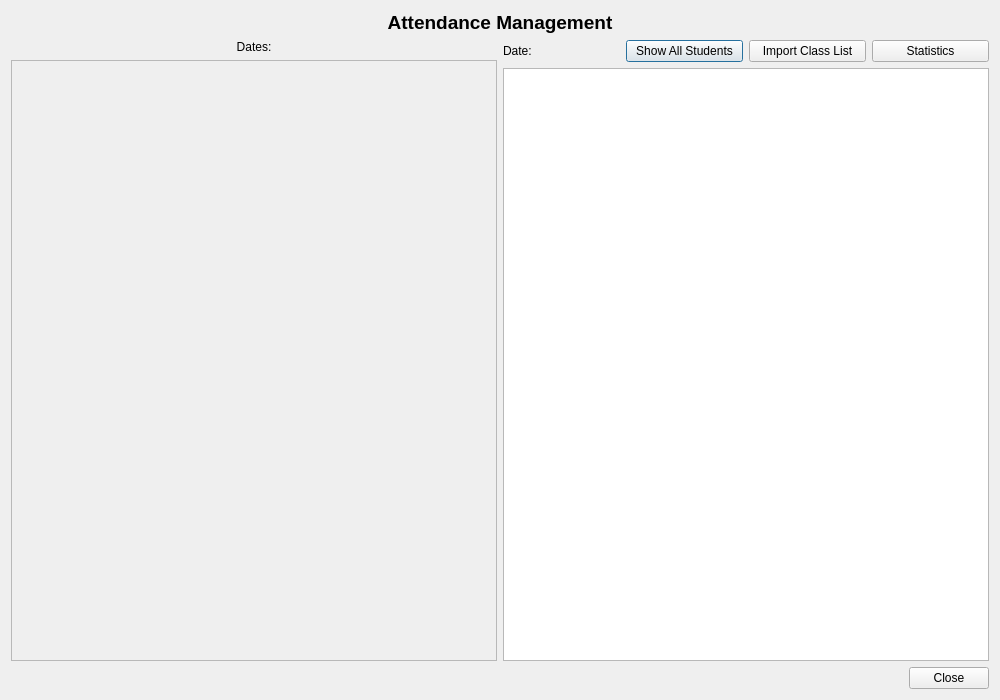
Above: Face-Recogntion-PyQt/Face_Detection_PyQt_Final/manage_window.ui from thaontp234112e/Project before the change. Below: the same form after it.
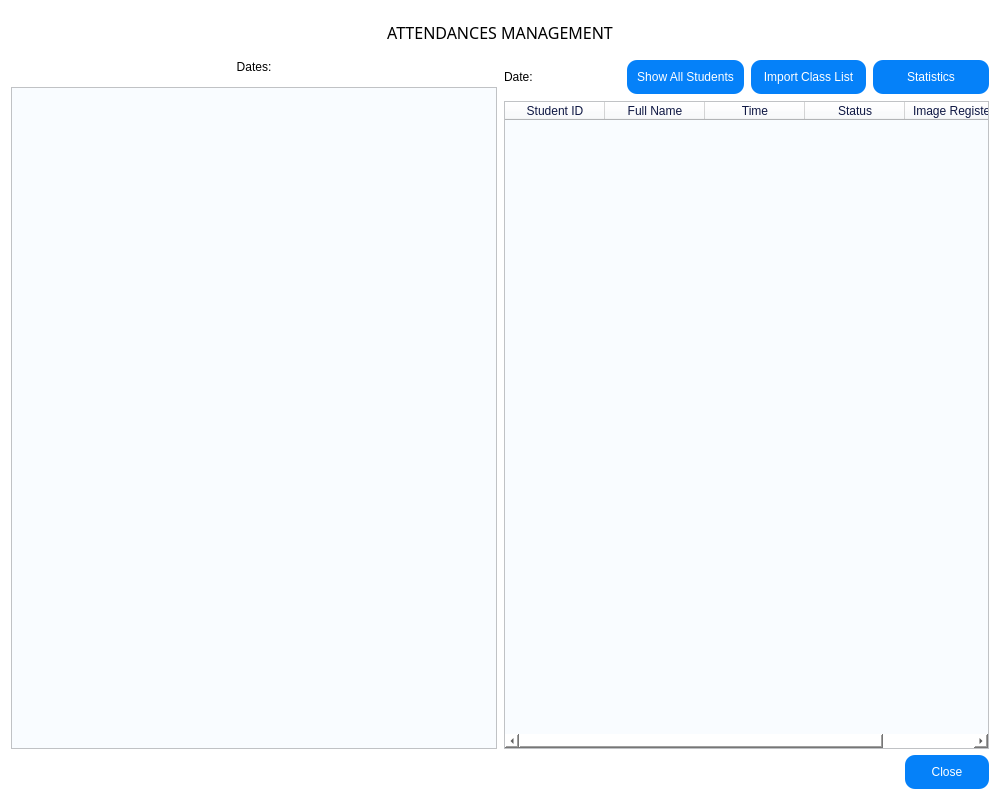
That is the form after the change. Icons and pictures are not drawn.

```diff
--- a/Face-Recogntion-PyQt/Face_Detection_PyQt_Final/manage_window.ui
+++ b/Face-Recogntion-PyQt/Face_Detection_PyQt_Final/manage_window.ui
@@ -7,24 +7,39 @@
     <x>0</x>
     <y>0</y>
     <width>1000</width>
-    <height>700</height>
+    <height>800</height>
    </rect>
   </property>
   <property name="windowTitle">
    <string>Attendance Management</string>
   </property>
+  <property name="windowIcon">
+   <iconset>
+    <normaloff>icon.png</normaloff>icon.png</iconset>
+  </property>
+  <property name="styleSheet">
+   <string notr="true">background-color: rgb(255, 255, 255);</string>
+  </property>
   <layout class="QVBoxLayout" name="verticalLayout">
    <item>
     <widget class="QLabel" name="label">
      <property name="font">
       <font>
-       <pointsize>14</pointsize>
-       <weight>75</weight>
-       <bold>true</bold>
+       <family>CocogooseProTrial Darkmode</family>
+       <pointsize>12</pointsize>
+       <weight>50</weight>
+       <italic>false</italic>
+       <bold>false</bold>
       </font>
      </property>
+     <property name="styleSheet">
+      <string notr="true">font: 12pt &quot;CocogooseProTrial Darkmode&quot;;
+color: rgb(0, 0, 0);
+padding:10px;
+</string>
+     </property>
      <property name="text">
-      <string>Attendance Management</string>
+      <string>ATTENDANCES MANAGEMENT</string>
      </property>
      <property name="alignment">
       <set>Qt::AlignCenter</set>
@@ -33,10 +48,28 @@
    </item>
    <item>
     <layout class="QHBoxLayout" name="horizontalLayout">
+     <property name="spacing">
+      <number>7</number>
+     </property>
+     <property name="bottomMargin">
+      <number>0</number>
+     </property>
      <item>
       <layout class="QVBoxLayout" name="verticalLayout_2">
+       <property name="spacing">
+        <number>13</number>
+       </property>
+       <property name="leftMargin">
+        <number>0</number>
+       </property>
+       <property name="rightMargin">
+        <number>0</number>
+       </property>
        <item>
         <widget class="QLabel" name="label_2">
+         <property name="styleSheet">
+          <string notr="true">font: 63 10pt &quot;Montserrat SemiBold&quot;;</string>
+         </property>
          <property name="text">
           <string>Dates:</string>
          </property>
@@ -47,6 +80,10 @@
        </item>
        <item>
         <widget class="QScrollArea" name="scrollArea">
+         <property name="styleSheet">
+          <string notr="true">font: 57 8pt &quot;Montserrat Medium&quot;;
+background-color: rgb(249, 252, 255);</string>
+         </property>
          <property name="widgetResizable">
           <bool>true</bool>
          </property>
@@ -55,8 +92,8 @@
            <rect>
             <x>0</x>
             <y>0</y>
-            <width>187</width>
-            <height>549</height>
+            <width>481</width>
+            <height>638</height>
            </rect>
           </property>
           <layout class="QVBoxLayout" name="verticalLayout_3">
@@ -84,10 +121,16 @@
      </item>
      <item>
       <layout class="QVBoxLayout" name="verticalLayout_4">
+       <property name="sizeConstraint">
+        <enum>QLayout::SetDefaultConstraint</enum>
+       </property>
        <item>
         <layout class="QHBoxLayout" name="horizontalLayout_2">
          <item>
           <widget class="QLabel" name="label_selected_date">
+           <property name="styleSheet">
+            <string notr="true">font: 63 10pt &quot;Montserrat SemiBold&quot;;</string>
+           </property>
            <property name="text">
             <string>Date:</string>
            </property>
@@ -95,6 +138,28 @@
          </item>
          <item>
           <widget class="QPushButton" name="pushButtonShowAll">
+           <property name="styleSheet">
+            <string notr="true">QPushButton {
+    background-color: #0581F9; /* Màu nền mặc định */
+	color: rgb(255, 255, 255);
+	font: 8pt &quot;CocogooseProTrial Semilight&quot;;
+    border-radius: 10px;
+    padding: 10px;
+
+}
+
+QPushButton:hover {
+    background-color: #87C4FF; /* Màu khi di chuột */
+
+}
+
+QPushButton:pressed {
+    background-color: #0581F9; /* Màu khi nhấn */
+}
+
+
+</string>
+           </property>
            <property name="text">
             <string>Show All Students</string>
            </property>
@@ -102,6 +167,28 @@
          </item>
          <item>
           <widget class="QPushButton" name="pushButtonImport">
+           <property name="styleSheet">
+            <string notr="true">QPushButton {
+    background-color: #0581F9; /* Màu nền mặc định */
+	color: rgb(255, 255, 255);
+	font: 8pt &quot;CocogooseProTrial Semilight&quot;;
+    border-radius: 10px;
+    padding: 10px;
+
+}
+
+QPushButton:hover {
+    background-color: #87C4FF; /* Màu khi di chuột */
+
+}
+
+QPushButton:pressed {
+    background-color: #0581F9; /* Màu khi nhấn */
+}
+
+
+</string>
+           </property>
            <property name="text">
             <string>Import Class List</string>
            </property>
@@ -109,6 +196,28 @@
          </item>
          <item>
           <widget class="QPushButton" name="pushButtonStatistic">
+           <property name="styleSheet">
+            <string notr="true">QPushButton {
+    background-color: #0581F9; /* Màu nền mặc định */
+	color: rgb(255, 255, 255);
+	font: 8pt &quot;CocogooseProTrial Semilight&quot;;
+    border-radius: 10px;
+    padding: 10px;
+
+}
+
+QPushButton:hover {
+    background-color: #87C4FF; /* Màu khi di chuột */
+
+}
+
+QPushButton:pressed {
+    background-color: #0581F9; /* Màu khi nhấn */
+}
+
+
+</string>
+           </property>
            <property name="text">
             <string>Statistics</string>
            </property>
@@ -117,7 +226,39 @@
         </layout>
        </item>
        <item>
-        <widget class="QTableWidget" name="tableWidget"/>
+        <widget class="QTableWidget" name="tableWidget">
+         <property name="styleSheet">
+          <string notr="true">background-color: rgb(249, 252, 255);
+color: rgb(14, 23, 67);
+font: 57 10pt &quot;Montserrat Medium&quot;;
+</string>
+         </property>
+         <column>
+          <property name="text">
+           <string>Student ID</string>
+          </property>
+         </column>
+         <column>
+          <property name="text">
+           <string>Full Name</string>
+          </property>
+         </column>
+         <column>
+          <property name="text">
+           <string>Time</string>
+          </property>
+         </column>
+         <column>
+          <property name="text">
+           <string>Status</string>
+          </property>
+         </column>
+         <column>
+          <property name="text">
+           <string>Image Registed</string>
+          </property>
+         </column>
+        </widget>
        </item>
       </layout>
      </item>
@@ -140,8 +281,25 @@
      </item>
      <item>
       <widget class="QPushButton" name="pushButtonClose">
+       <property name="styleSheet">
+        <string notr="true">QPushButton {
+    background-color: #0581F9; /* Màu nền mặc định */
+	color: rgb(255, 255, 255);
+	font: 8pt &quot;CocogooseProTrial Semilight&quot;;
+    border-radius: 10px;
+    padding: 10px;
+
+}
+
+QPushButton:hover {
+    background-color: #87C4FF; /* Màu khi di chuột */
+
+}
+
+</string>
+       </property>
        <property name="text">
-        <string>Close</string>
+        <string>     Close     </string>
        </property>
       </widget>
      </item>
```
